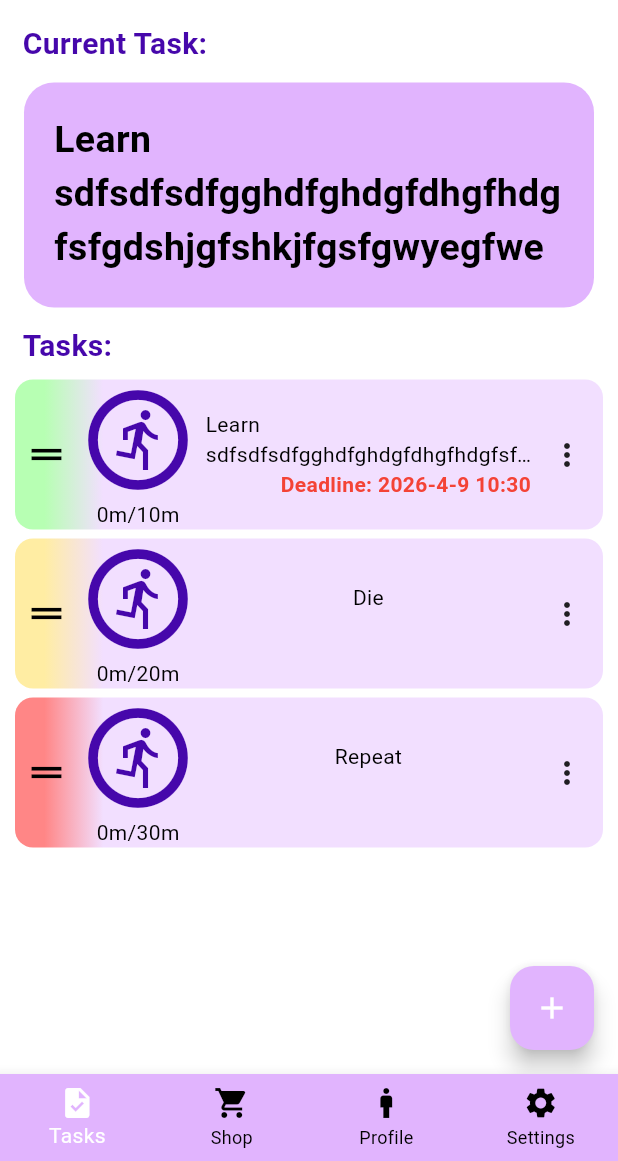
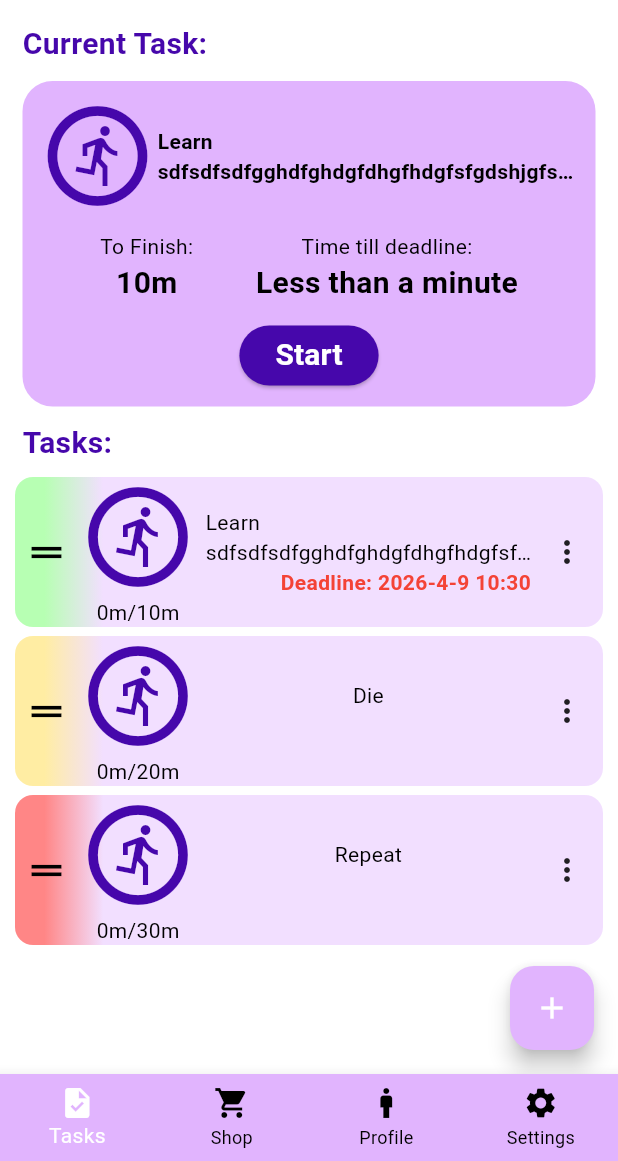
Before and after one commit to GanboldG/RPG-task-manager, a Flutter app: the screen it shows after launch, on a phone screen of 412 x 824 dp, the part 75-1236 px from its top. Run offline on Flutter 3.47's test engine with Material 3 defaults, Android fonts, the phone set to English and light mode, and no system bars.

Commit message:
Adds GUI overlay for the current chosen task

```diff
--- a/lib/models/task.dart
+++ b/lib/models/task.dart
@@ -1,8 +1,10 @@
+import 'package:rpg_task_manager/helpers/helper_functions.dart';
 import 'package:rpg_task_manager/models/difficulty.dart';
 
 class Task {
   int id;
   String name;
+  String description;
   Difficulty difficulty;
   int baseMinutes;
   int doneMinutes = 0;
@@ -10,10 +12,46 @@ class Task {
 
   Task({required this.id,
         required this.name,
+        this.description = "",
         required this.difficulty,
         required this.baseMinutes,
         DateTime? deadline,
   }) : deadline = deadline != null
       ? DateTime(deadline.year, deadline.month, deadline.day, deadline.hour, deadline.minute)
       : null; // Removes seconds / milleseconds from deadline
+
+
+  // -----------------Helper methods related to DateTime-------------------
+
+  String getDeadlineString(){
+    return HelperFunctions.formatDateTimeToString(deadline);
+  }
+
+  String getTimeTillDeadlineString(){
+      if (deadline == null) return "No Deadline";
+
+      final difference = deadline!.difference(DateTime.now());
+      if (difference.isNegative) return "Overdue";
+
+      final days = difference.inDays;
+      final hours = difference.inHours % 24;
+      final minutes = difference.inMinutes % 60;
+
+      if (days > 0) return "${days}d";
+      if (hours > 0) return "${hours}h";
+      if (minutes > 0) return "${minutes}m";
+      return "Less than a minute";
+  }
+
+  String getRemainingTimeString(){
+      final remaining = baseMinutes - doneMinutes;
+      final hours = remaining ~/ 60;
+      final minutes = remaining % 60;
+
+      if (hours > 0) {
+          return "${hours}h ${minutes}m";
+      } else {
+          return "${minutes}m";
+      }
+  }
 }
--- a/lib/screens/task/tasks_list_screen.dart
+++ b/lib/screens/task/tasks_list_screen.dart
@@ -50,22 +50,111 @@ class _TaskScreenState extends State<TaskScreen>{
     final tasks = controller.tasks;
 
     return Container(
-      height: 150,
       width: double.infinity,
-      padding: EdgeInsets.all(20),
-      margin: EdgeInsets.all(6),
+      padding: EdgeInsets.all(10),
+      margin: EdgeInsets.all(5),
       decoration: BoxDecoration(
-        borderRadius: BorderRadius.circular(20),
         color: AppColors.primary,
+        borderRadius: BorderRadius.all(Radius.circular(20)),
       ),
+
+      child: Column(
+        children:[
+          Row(
+            children: [
+              // Circular Progress
+              Column(
+                children: [
+                  Icon(
+                    Icons.run_circle_outlined,
+                    color: AppColors.textSecondary,
+                    size: 80,
+                  ),
+                  // Text("${tasks[0].doneMinutes}m/${tasks[0].baseMinutes}m")
+                ]
+              ),
+
+              // Task name / description
+              Expanded(
                 child: Center(
                   child: Text(
-          tasks.isNotEmpty ? tasks[0].name : "No tasks available :D",
+                    tasks[0].name,
+                    maxLines: 2,
+                    overflow: TextOverflow.ellipsis,  // Add "..." when overflow),
                     style: TextStyle(
                       fontWeight: FontWeight.bold,
-            fontSize: 25,
+                      fontSize: AppFonts.sizeMedium,
+                    )
+                  ),
                 )
               )
+            ]
+          ),
+
+          SizedBox(height: 10),
+
+          // Datetime info
+          Row(
+            mainAxisAlignment: MainAxisAlignment.spaceEvenly,
+            children: [
+              Column(
+                children: [
+                  Text(
+                    "To Finish:",
+                    style: TextStyle(
+                      fontSize: AppFonts.sizeMedium,
+                    )
+                  ),
+
+                  Text(
+                     tasks[0].getRemainingTimeString(),
+                     style: TextStyle(
+                      fontWeight: FontWeight.bold,
+                      fontSize: AppFonts.sizeBig,
+                    )
+                  )
+                ]
+              ),
+
+              Column(
+                children: [
+                  Text(
+                    "Time till deadline:",
+                    style: TextStyle(
+                      fontSize: AppFonts.sizeMedium,
+                    )
+                  ),
+
+                  Text(
+                     tasks[0].getTimeTillDeadlineString(),
+                     style: TextStyle(
+                      fontWeight: FontWeight.bold,
+                      fontSize: AppFonts.sizeBig,
+                    )
+                  )
+                ]
+              ),
+            ]
+          ),
+
+          SizedBox(height: 10),
+
+          // Button to start / pause the timer
+          ElevatedButton(
+            style: ElevatedButton.styleFrom(
+              foregroundColor: AppColors.background,
+              backgroundColor: AppColors.textSecondary
+            ),
+            onPressed: () => {},
+            child: Text(
+              "Start",
+              style: TextStyle(
+                fontSize: AppFonts.sizeBig,
+                fontWeight: FontWeight.bold,
+              )
+            )
+         )
+        ]
       )
     );
   }
@@ -80,25 +169,7 @@ class _TaskScreenState extends State<TaskScreen>{
         buildDefaultDragHandles: true,
         children: <Widget>[
           for (int i = 0; i < tasks.length; i++)
-          TaskTile(
-              key: ValueKey(tasks[i].id),
-              task: tasks[i],
-              index: i,
-              onRemoved: (){
-                String deletedTaskName = controller.deleteTask(tasks[i].id);
-                HelperFunctions.showMessage(context, "Removed Task \"$deletedTaskName\"");
-              },
-              onFinished: (){
-               // Ask confirmation
-               // Mark as finished;
-               // Give rewards
-               // Remove from list
-              },
-              onEdited: (){
-                // Move the the add screen (But it is now edit)
-                // Refill the variables with old values
-              }
-            ),
+          _buildTaskTile(i),
         ],
         onReorder: (oldIndex, newIndex){
           setState(() {
@@ -142,4 +213,32 @@ class _TaskScreenState extends State<TaskScreen>{
       )
     );
   }
+
+
+  Widget _buildTaskTile(int i){
+    final TaskController controller = context.read<TaskController>();
+
+    return TaskTile(
+      key: ValueKey(controller.tasks[i].id),
+      task: controller.tasks[i],
+      index: i,
+      onRemoved: (){
+        String deletedTaskName = controller.deleteTask(controller.tasks[i].id);
+        HelperFunctions.showMessage(context, "Removed Task \"$deletedTaskName\"");
+      },
+      onFinished: (){
+        String deletedTaskName = controller.deleteTask(controller.tasks[i].id);
+        HelperFunctions.showMessage(context, "Finished Task \"$deletedTaskName\"");
+
+        // Ask confirmation
+        // Mark as finished;
+        // Give rewards
+        // Remove from list
+      },
+      onEdited: (){
+        // Move the the add screen (But it is now edit)
+        // Refill the variables with old values
       }
+    );
+  }
+}
```
Also changed, not shown: 1 other file. Lines whose indentation alone changed are shown as unchanged.
